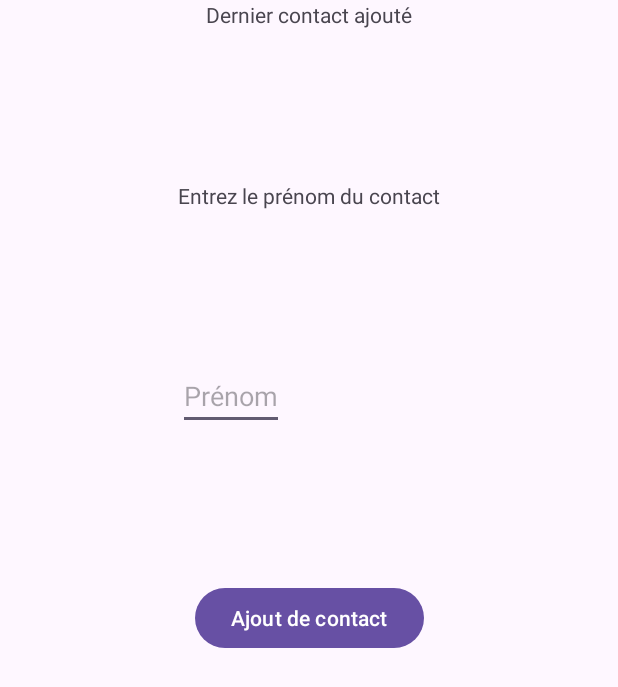
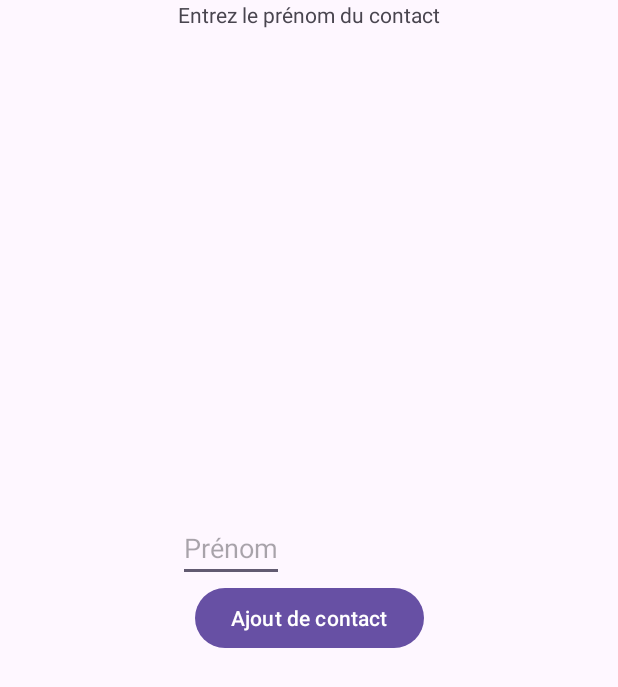
Before and after one commit to fasquelt/Kotlin_TP1, an Android app: the screen it shows after launch (MainActivity), on a phone screen of 412 x 824 dp. Shown: the top 687 px of the screen. Run offline under Robolectric (Android 15) with nearby library versions, the phone set to English and light mode, and no system bars.

Commit message:
Màj du TP1&2 avec le TP3, pour fusion sur master

```diff
--- a/app/src/main/java/com/example/tp1/MainActivity.kt
+++ b/app/src/main/java/com/example/tp1/MainActivity.kt
@@ -17,7 +17,6 @@ class MainActivity : AppCompatActivity() {
                 result -> if (result.resultCode == Activity.RESULT_OK){
                     result.data?.also {
                             data -> val aff = data.getStringExtra(intentCode)
-                        binding.lastadd.text = aff
                     }
             }
         }
@@ -47,8 +46,6 @@ class MainActivity : AppCompatActivity() {
         val intentRecupContact = Intent(this, AjoutContact::class.java)
         recuperationLauncher.launch(intentRecupContact)
         val fullName = intentRecupContact.getStringExtra("contact")
-        val newField = binding.lastadd.text.toString()+fullName
-        binding.lastadd.setText(newField)
     }
 
     private fun sendValue(){
--- a/app/src/main/res/layout/activity_main.xml
+++ b/app/src/main/res/layout/activity_main.xml
@@ -7,25 +7,13 @@
     android:layout_height="match_parent"
     tools:context=".MainActivity">
 
-    <TextView
-        android:id="@+id/lastadd"
-        android:layout_width="wrap_content"
-        android:layout_height="wrap_content"
-        android:text="@string/DernierAjout"
-        app:layout_constraintTop_toTopOf="parent"
-        app:layout_constraintStart_toStartOf="parent"
-        app:layout_constraintEnd_toEndOf="parent"
-
-
-        />
 
     <TextView
         android:id="@+id/message"
         android:layout_width="wrap_content"
         android:layout_height="wrap_content"
         android:text="@string/demande_prenom"
-        app:layout_constraintTop_toBottomOf="@id/lastadd"
-        app:layout_constraintBottom_toTopOf="@id/input"
+        app:layout_constraintTop_toTopOf="parent"
         app:layout_constraintEnd_toEndOf="parent"
         app:layout_constraintStart_toStartOf="parent" />
 
@@ -35,7 +23,6 @@
         android:layout_height="wrap_content"
         android:height="5dp"
         app:layout_constraintStart_toStartOf="@+id/message"
-        app:layout_constraintTop_toBottomOf="@+id/message"
         app:layout_constraintBottom_toTopOf="@+id/bouton_acces"
         android:inputType="text"
         android:labelFor="@+id/page"
```
